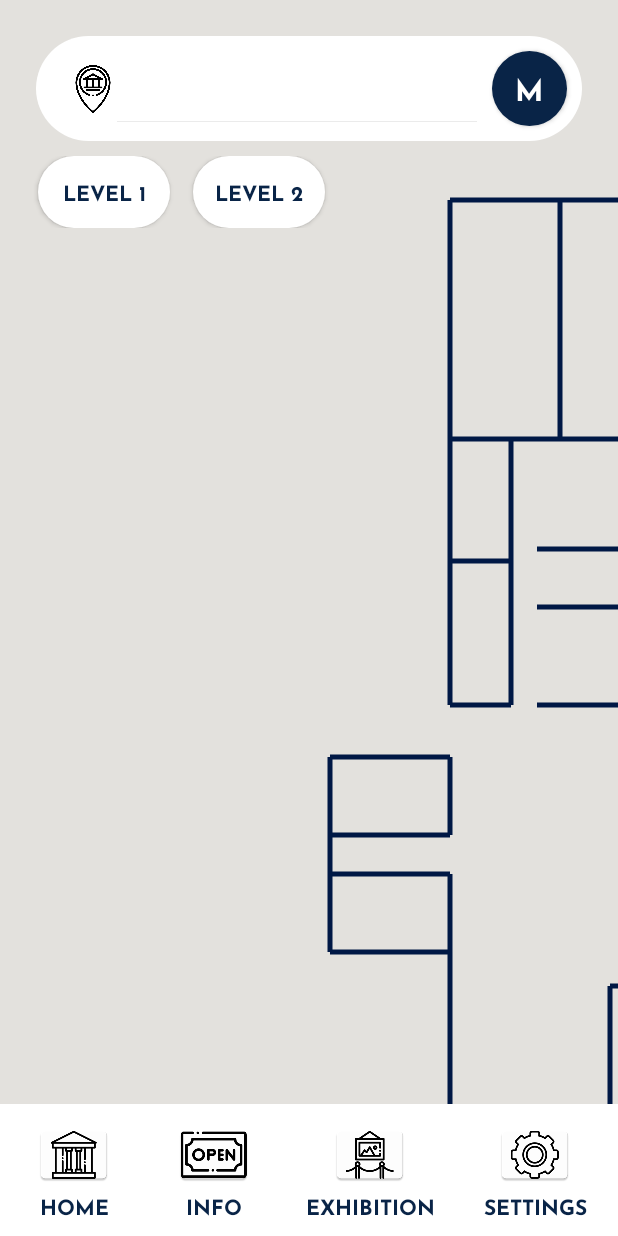
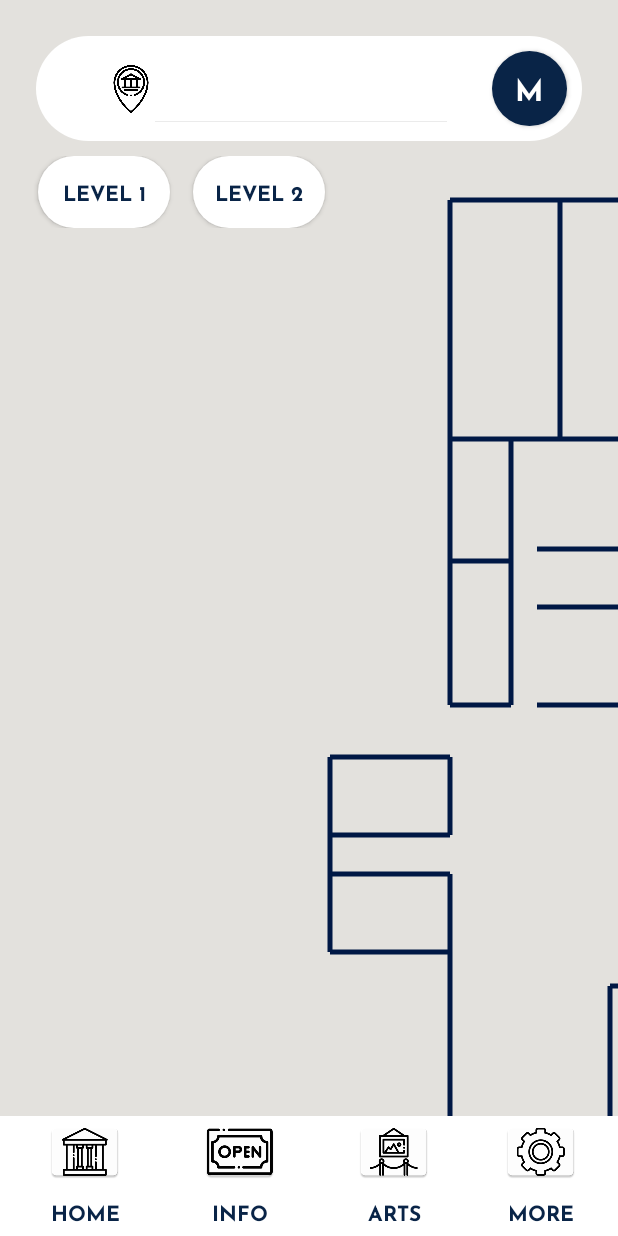
Before and after one commit to tx13al/COSC4P02D32023Winter, an Android app: the screen it shows after launch (MainActivity), on a phone screen of 412 x 824 dp. Run offline under Robolectric (Android 15) with nearby library versions, the phone set to English and light mode, and no system bars.

Commit message:
small changes
- fix the layouts to fit different devices

```diff
--- a/MasterProject/MuseumApp/app/src/main/res/layout/activity_login.xml
+++ b/MasterProject/MuseumApp/app/src/main/res/layout/activity_login.xml
@@ -33,7 +33,7 @@
             android:layout_width="30dp"
             android:layout_height="30dp"
             android:layout_marginTop="22dp"
-            android:layout_marginStart="18dp"
+            android:layout_marginStart="10dp"
             app:srcCompat="@drawable/baseline_close_black_48dp"
             app:layout_constraintStart_toStartOf="parent"
             app:layout_constraintTop_toTopOf="parent"
@@ -47,9 +47,10 @@
             app:layout_constraintStart_toStartOf="parent"
             android:padding="10dp"
             android:layout_marginTop="12dp"
+            android:layout_marginStart="20dp"
+            android:layout_marginEnd="20dp"
             app:layout_constraintEnd_toEndOf="parent"
             app:layout_constraintTop_toTopOf="parent"
-
             />
     </androidx.constraintlayout.widget.ConstraintLayout>
 
--- a/MasterProject/MuseumApp/app/src/main/res/layout/activity_main.xml
+++ b/MasterProject/MuseumApp/app/src/main/res/layout/activity_main.xml
@@ -34,17 +34,18 @@
 
         <androidx.appcompat.widget.SearchView
             android:id="@+id/search_bar"
-            android:layout_width="wrap_content"
+            android:layout_width="0dp"
             android:layout_height="wrap_content"
-            android:gravity="center"
             android:hint="Try Sir Isaac Brock"
-            android:maxWidth="300dp"
             android:padding="2dp"
             app:iconifiedByDefault="false"
             app:searchIcon="@drawable/location"
             app:layout_constraintBottom_toBottomOf="parent"
+            app:layout_constraintTop_toTopOf="parent"
             app:layout_constraintEnd_toStartOf="@id/loginButton"
-            app:layout_constraintTop_toTopOf="parent" />
+            android:layout_marginEnd="20dp"
+            app:layout_constraintWidth_percent="0.7"
+            />
 
         <Button
             android:id="@+id/loginButton"
@@ -64,7 +65,6 @@
             android:layout_marginEnd="10dp"
             android:layout_marginTop="10dp"
             android:layout_marginBottom="10dp"
-            android:layout_marginStart="10dp"
             />
 
     </androidx.constraintlayout.widget.ConstraintLayout>
@@ -122,55 +122,61 @@
         android:background="@color/white"
         android:id="@+id/bottom_bar"
         >
+
+        <Button
+            android:id="@+id/home"
+            style="@style/Widget.AppCompat.Button.Borderless"
+            android:layout_width="0dp"
+            android:layout_height="80dp"
+            android:layout_marginStart="5dp"
+            android:background="@drawable/shape_round_button_white"
+            android:drawableTop="@mipmap/icon_museum"
+            android:text="Home"
+            app:layout_constraintBottom_toBottomOf="parent"
+            app:layout_constraintStart_toStartOf="parent"
+            app:layout_constraintTop_toTopOf="parent"
+            app:layout_constraintWidth_percent="0.25" />
         <Button
             android:layout_width="0dp"
-            android:layout_height="wrap_content"
-            android:id="@+id/home"
-            android:text="Home"
-            android:layout_marginStart="5dp"
-            app:layout_constraintStart_toStartOf="parent"
-            android:drawableTop="@mipmap/icon_museum"
-            app:layout_constraintBottom_toBottomOf="parent"
-            style="@style/Widget.AppCompat.Button.Borderless"
-            />
-        <Button
-            android:layout_width="0dp"
-            android:layout_height="wrap_content"
+            android:layout_height="80dp"
             android:id="@+id/info"
             android:text="INFO"
-            android:layout_marginStart="5dp"
             app:layout_constraintStart_toEndOf="@id/home"
             android:drawableTop="@mipmap/icon_info"
+            android:background="@drawable/shape_round_button_white"
             app:layout_constraintTop_toTopOf="parent"
             app:layout_constraintBottom_toBottomOf="parent"
             style="@style/Widget.AppCompat.Button.Borderless"
+            app:layout_constraintWidth_percent="0.25"
             />
 
         <Button
             android:layout_width="0dp"
-            android:layout_height="wrap_content"
+            android:layout_height="80dp"
             android:id="@+id/art"
-            android:text="Exhibition"
-            android:layout_marginStart="5dp"
+            android:text="Arts"
             app:layout_constraintStart_toEndOf="@id/info"
             android:drawableTop="@mipmap/icon_art"
+            android:background="@drawable/shape_round_button_white"
             app:layout_constraintTop_toTopOf="parent"
             app:layout_constraintBottom_toBottomOf="parent"
             style="@style/Widget.AppCompat.Button.Borderless"
+            app:layout_constraintWidth_percent="0.25"
             />
         <Button
             android:layout_width="0dp"
-            android:layout_height="wrap_content"
+            android:layout_height="80dp"
             android:id="@+id/settings"
-            android:text="Settings"
-            android:layout_marginStart="5dp"
+            android:text="More"
             android:layout_marginEnd="5dp"
             android:drawableTop="@mipmap/icon_settings"
+            android:background="@drawable/shape_round_button_white"
             app:layout_constraintTop_toTopOf="parent"
             app:layout_constraintBottom_toBottomOf="parent"
             app:layout_constraintStart_toEndOf="@id/art"
             app:layout_constraintEnd_toEndOf="parent"
             style="@style/Widget.AppCompat.Button.Borderless"
+            app:layout_constraintWidth_percent="0.25"
             />
 
 
```
Also changed, not shown: MasterProject/MuseumApp/app/src/main/java/com/example/museumapp/MainActivity.java (+0 -15 lines).
